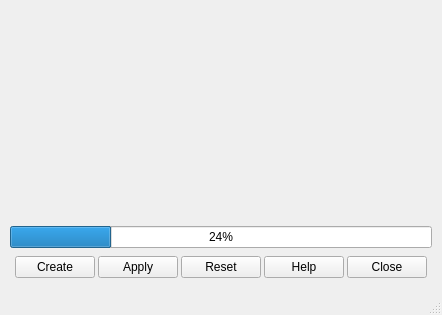
Before: the Qt Designer form ui/windows/base.ui in david-cattermole/qt-learning, drawn with Qt 5.
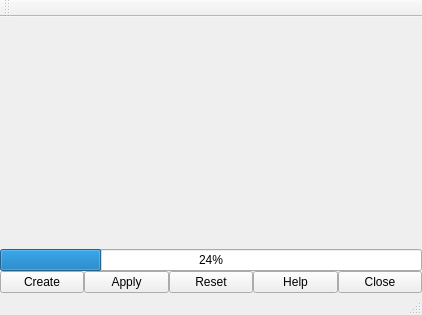
After: the same form once the commit is applied.

```diff
--- a/ui/windows/base.ui
+++ b/ui/windows/base.ui
@@ -19,18 +19,18 @@
   <widget class="QWidget" name="centralwidget">
    <layout class="QVBoxLayout" name="verticalLayout_2">
     <property name="spacing">
-     <number>3</number>
+     <number>0</number>
     </property>
     <property name="margin">
-     <number>5</number>
+     <number>0</number>
     </property>
     <item>
      <layout class="QVBoxLayout" name="verticalLayout">
       <property name="spacing">
-       <number>3</number>
+       <number>0</number>
       </property>
       <property name="margin">
-       <number>5</number>
+       <number>0</number>
       </property>
       <item>
        <widget class="QWidget" name="options" native="true">
@@ -39,7 +39,7 @@
           <number>3</number>
          </property>
          <property name="margin">
-          <number>5</number>
+          <number>0</number>
          </property>
         </layout>
        </widget>
@@ -54,10 +54,10 @@
       <item>
        <layout class="QHBoxLayout" name="horizontalLayout">
         <property name="spacing">
-         <number>3</number>
+         <number>0</number>
         </property>
         <property name="margin">
-         <number>5</number>
+         <number>0</number>
         </property>
         <item>
          <widget class="QPushButton" name="createBtn">
@@ -111,6 +111,17 @@
    </property>
   </widget>
   <widget class="QStatusBar" name="statusBar"/>
+  <widget class="QToolBar" name="toolBar">
+   <property name="windowTitle">
+    <string>toolBar</string>
+   </property>
+   <attribute name="toolBarArea">
+    <enum>TopToolBarArea</enum>
+   </attribute>
+   <attribute name="toolBarBreak">
+    <bool>false</bool>
+   </attribute>
+  </widget>
  </widget>
  <resources/>
  <connections>
```
